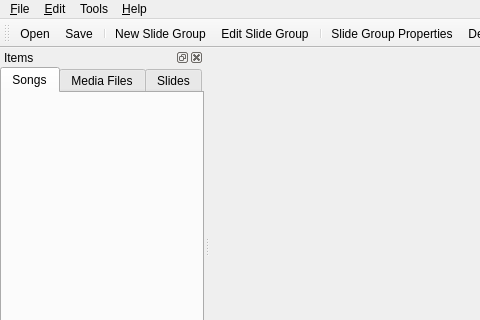
google-code-export/dviz, file src/mainwindow.ui: the form before one commit; both pictures show x 0 to 480 and y 0 to 320 of the 807 by 465 pixel window.
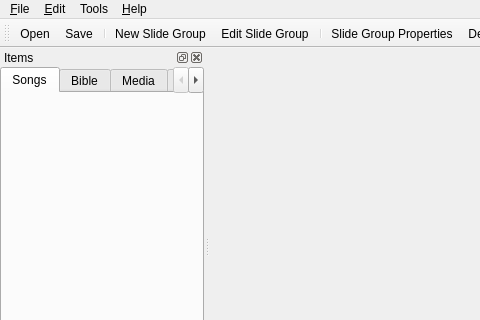
The form after the commit. The open tabs and pages were chosen to show the change.

Commit message: Bible model API updated. Transient commit - integrating version select box into BibleBrowser tab.

```diff
--- a/src/mainwindow.ui
+++ b/src/mainwindow.ui
@@ -103,9 +103,14 @@
          <string>Songs</string>
         </attribute>
        </widget>
+       <widget class="QWidget" name="tabBible">
+        <attribute name="title">
+         <string>Bible</string>
+        </attribute>
+       </widget>
        <widget class="QWidget" name="tabMedia">
         <attribute name="title">
-         <string>Media Files</string>
+         <string>Media</string>
         </attribute>
        </widget>
        <widget class="QWidget" name="tabSlides">
```
Left out of the diff: 4 changed lines with no effect on the pictures. The commit also changes 12 other files.
